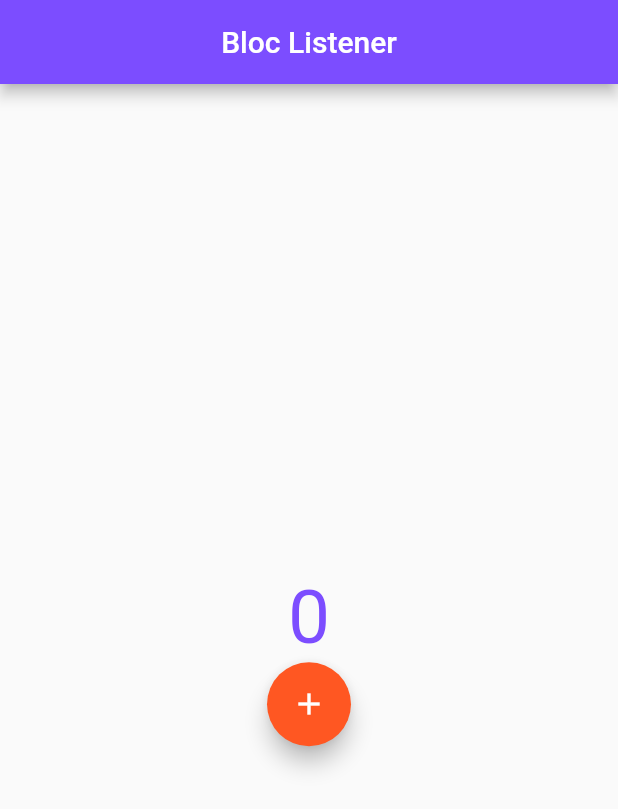
After one commit to ricky-blip/flutter-BLOC, a Flutter app: the screen it shows after launch, after a tap on "Bloc Listener", on a phone screen of 412 x 824 dp. The commit adds this screen. Shown: the top 809 px of the screen. Run offline on Flutter 3.47's test engine with Material 2 defaults, Android fonts, the phone set to English and light mode, and no system bars; our stand-ins replace bloc, flutter_bloc.

Commit message:
update bloc consumer

```diff
--- a/lib/homepage.dart
+++ b/lib/homepage.dart
@@ -2,6 +2,8 @@ import 'package:bloc_roadmap/roadmap/0.intro/0.stream/stream_page.dart';
 import 'package:bloc_roadmap/roadmap/0.intro/1.cubit.dart';
 import 'package:bloc_roadmap/roadmap/0.intro/2.cubit_observer.dart';
 import 'package:bloc_roadmap/roadmap/1.cubit/0.bloc_builder.dart';
+import 'package:bloc_roadmap/roadmap/1.cubit/1.bloc_listener.dart';
+import 'package:bloc_roadmap/roadmap/1.cubit/2.bloc_consumer.dart';
 import 'package:flutter/material.dart';
 
 class HomePage extends StatelessWidget {
@@ -75,6 +77,32 @@ class HomePage extends StatelessWidget {
                   },
                   child: const Text("Bloc Builder"),
                 ),
+                const SizedBox(height: 5),
+                //4. Bloc Listener
+                ElevatedButton(
+                  onPressed: () {
+                    Navigator.push(
+                      context,
+                      MaterialPageRoute(
+                        builder: (context) => BlocListenerPage(),
+                      ),
+                    );
+                  },
+                  child: const Text("Bloc Listener"),
+                ),
+                const SizedBox(height: 5),
+                //5. Bloc Consumer
+                ElevatedButton(
+                  onPressed: () {
+                    Navigator.push(
+                      context,
+                      MaterialPageRoute(
+                        builder: (context) => BlocConsumerPage(),
+                      ),
+                    );
+                  },
+                  child: const Text("Bloc Consumer"),
+                ),
               ],
             ),
           ],
--- a/lib/main.dart
+++ b/lib/main.dart
@@ -11,6 +11,7 @@ class MyApp extends StatelessWidget {
   @override
   Widget build(BuildContext context) {
     return const MaterialApp(
+      debugShowCheckedModeBanner: false,
       home: HomePage(),
     );
   }
--- /dev/null
+++ b/lib/roadmap/1.cubit/1.bloc_listener.dart
@@ -0,0 +1,83 @@
+import 'package:bloc_roadmap/roadmap/1.cubit/bloc/counter.dart';
+import 'package:flutter/material.dart';
+import 'package:flutter/rendering.dart';
+import 'package:flutter_bloc/flutter_bloc.dart';
+
+class BlocListenerPage extends StatelessWidget {
+  BlocListenerPage({super.key});
+
+  CounterCubitBloc listenerC = CounterCubitBloc();
+
+  @override
+  Widget build(BuildContext context) {
+    return Scaffold(
+      appBar: AppBar(
+        automaticallyImplyLeading: false,
+        centerTitle: true,
+        backgroundColor: Colors.deepPurpleAccent,
+        title: const Text("Bloc Listener"),
+      ),
+      body: Column(
+        mainAxisAlignment: MainAxisAlignment.center,
+        children: [
+          //BlocListener
+          BlocListener<CounterCubitBloc, int>(
+            bloc: listenerC,
+            listenWhen: (previous, current) {
+              if (current % 3 == 0) {
+                return true;
+              } else {
+                return false;
+              }
+            },
+            listener: (context, state) {
+              ScaffoldMessenger.of(context).showSnackBar(
+                const SnackBar(
+                  duration: Duration(milliseconds: 10),
+                  content: Text("Listener"),
+                ),
+              );
+            },
+            //NOTE - BlocBuilder
+            child: BlocBuilder<CounterCubitBloc, int>(
+              bloc: listenerC,
+              builder: (context, state) {
+                return Center(
+                  child: Column(
+                    children: [
+                      Text(
+                        "$state",
+                        style: const TextStyle(
+                          fontSize: 50,
+                          color: Colors.deepPurpleAccent,
+                        ),
+                      ),
+                    ],
+                  ),
+                );
+              },
+            ),
+          ),
+
+          //NOTE - Button - +
+          // FloatingActionButton(
+          //   splashColor: Colors.black,
+          //   backgroundColor: Colors.deepOrange,
+          //   onPressed: () {
+          //     listenerC.decrementCubit();
+          //   },
+          //   child: const Icon(Icons.remove),
+          // ),
+          FloatingActionButton(
+            backgroundColor: Colors.deepOrange,
+            splashColor: Colors.black,
+            onPressed: () {
+              listenerC.incrementCubit();
+            },
+            child: const Icon(Icons.add),
+          ),
+        ],
+      ),
+    );
+  }
+}
```
Also changed, not shown: lib/roadmap/1.cubit/2.bloc_consumer.dart (added, +78 -0 lines).
